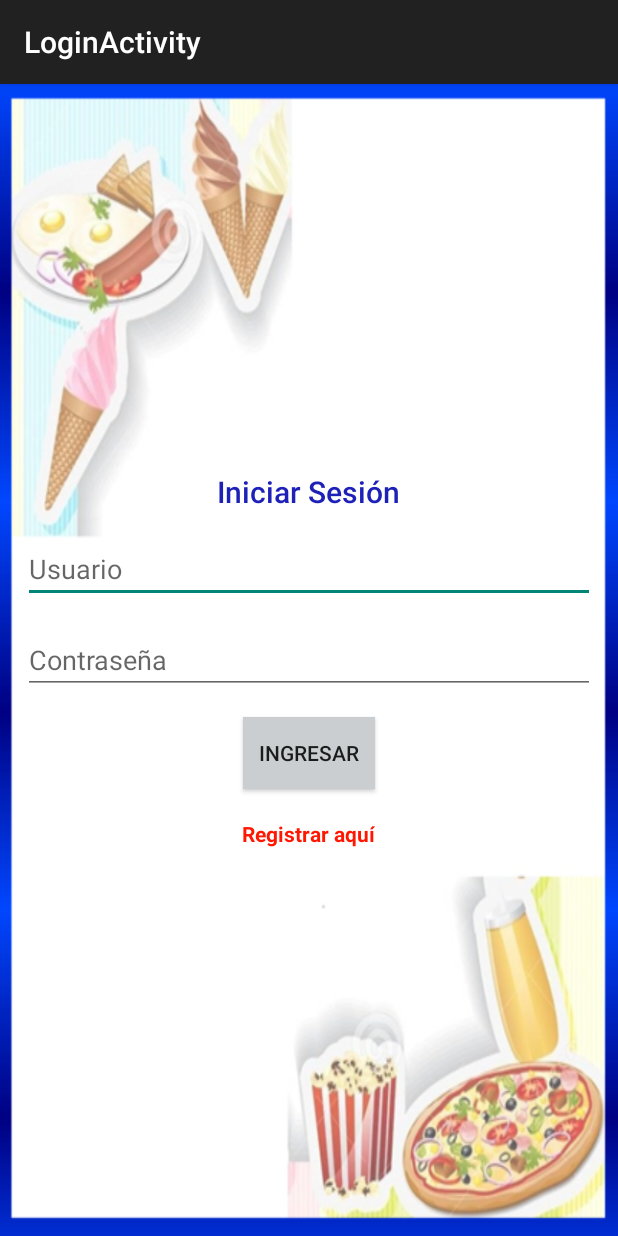
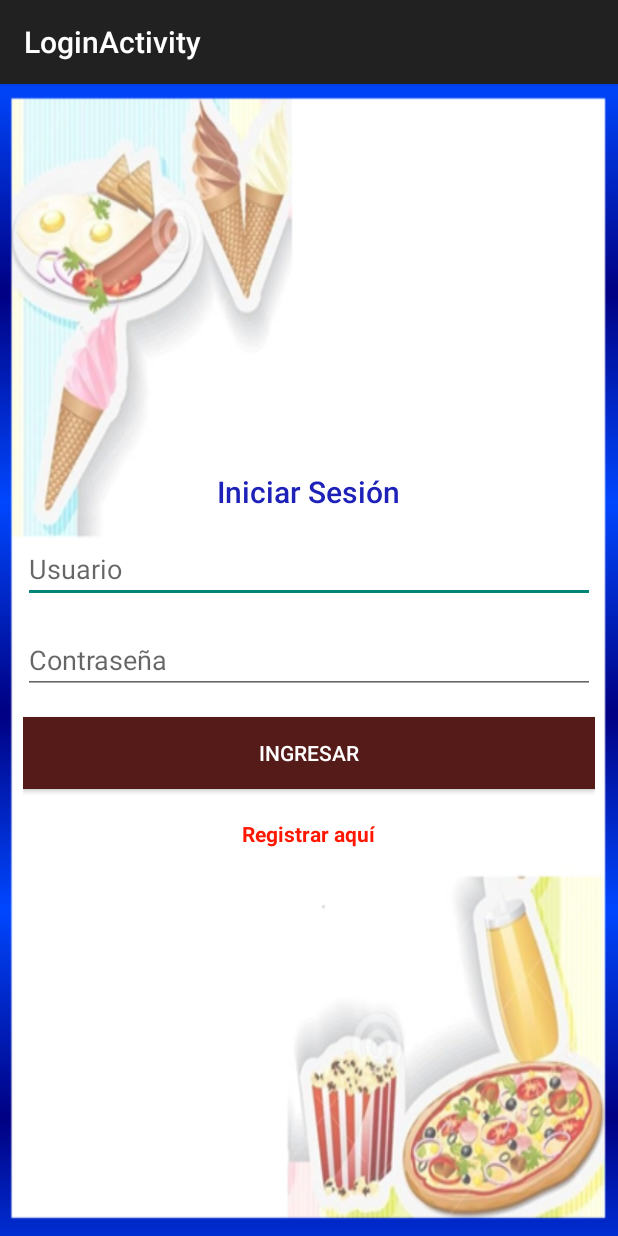
Before and after one commit to alexaw/Mi-Menu-Ideal, an Android app: the LoginActivity screen opened directly, with no data from a screen before it, on a phone screen of 412 x 824 dp. Run offline under Robolectric (Android 15) with nearby library versions, the phone set to English and light mode, and no system bars.

```diff
--- a/app/src/main/res/layout/activity_login.xml
+++ b/app/src/main/res/layout/activity_login.xml
@@ -33,10 +33,11 @@
         />
     <Button
         android:id="@+id/btnLog"
-        android:layout_width="wrap_content"
+        android:layout_width="match_parent"
         android:layout_height="wrap_content"
         android:text="@string/login_btn"
-        android:background="#cbced1"
+        android:textColor="#ffffff"
+        android:background="#551b18"
         android:layout_marginBottom="20dp"
         />
     <TextView
```
Also changed, not shown: app/src/main/java/com/example/alexandraw/mimenuideal/MainActivity.java (+24 -4 lines).
